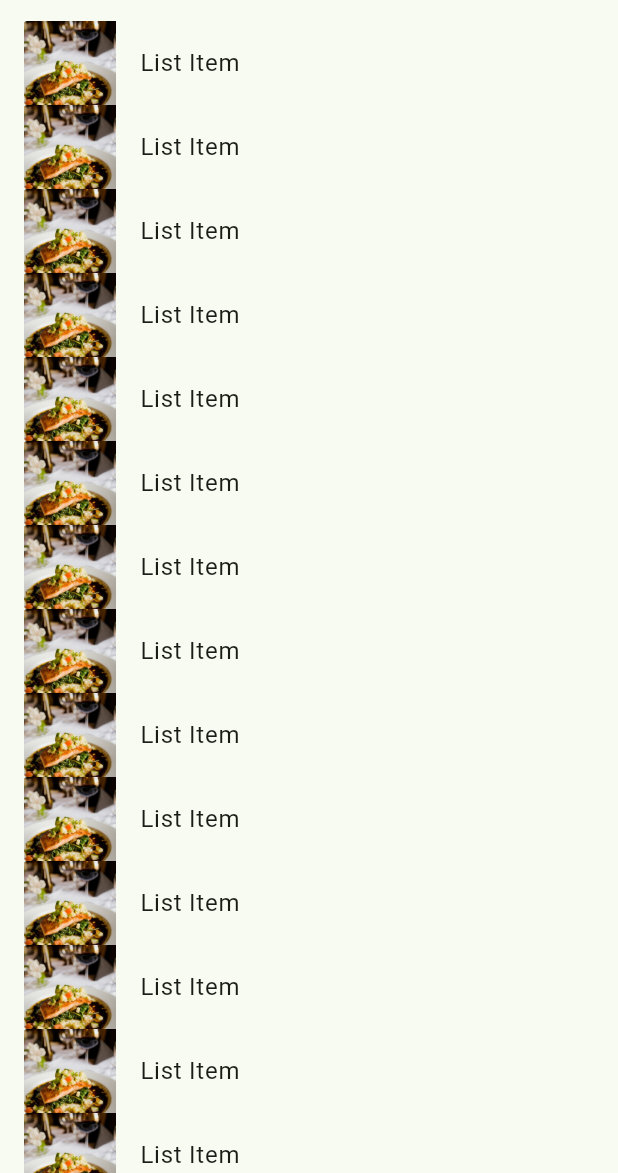
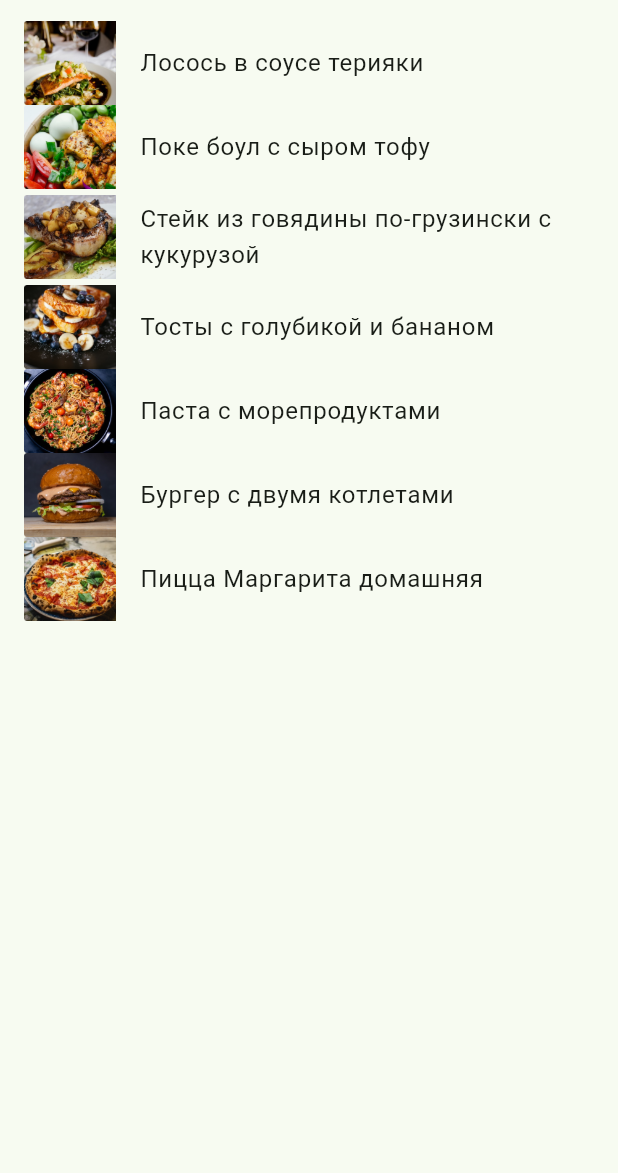
Before and after one commit to regso/receipts, a Flutter app: the screen it shows after launch, on a phone screen of 412 x 824 dp, the part 63-1236 px from its top. Run offline on Flutter 3.47's test engine with Material 2 defaults, Android fonts, the phone set to English and light mode, and no system bars.

Commit message:
Load list from json.

```diff
--- /dev/null
+++ b/assets/receipts.json
@@ -0,0 +1,37 @@
+[
+  {
+    "title": "Лосось в соусе терияки",
+    "cookingTimeMinutes": 45,
+    "imageLocation": "assets/images/receipt-1.png"
+  },
+  {
+    "title": "Поке боул с сыром тофу",
+    "cookingTimeMinutes": 30,
+    "imageLocation": "assets/images/receipt-2.png"
+  },
+  {
+    "title": "Стейк из говядины по-грузински с кукурузой",
+    "cookingTimeMinutes": 75,
+    "imageLocation": "assets/images/receipt-3.png"
+  },
+  {
+    "title": "Тосты с голубикой и бананом",
+    "cookingTimeMinutes": 45,
+    "imageLocation": "assets/images/receipt-4.png"
+  },
+  {
+    "title": "Паста с морепродуктами",
+    "cookingTimeMinutes": 25,
+    "imageLocation": "assets/images/receipt-5.png"
+  },
+  {
+    "title": "Бургер с двумя котлетами",
+    "cookingTimeMinutes": 60,
+    "imageLocation": "assets/images/receipt-6.png"
+  },
+  {
+    "title": "Пицца Маргарита домашняя",
+    "cookingTimeMinutes": 25,
+    "imageLocation": "assets/images/receipt-7.png"
+  }
+]
--- /dev/null
+++ b/lib/features/receipt_list/models/receipt_list_item_model.dart
@@ -0,0 +1,11 @@
+class ReceiptListItemModel {
+  final String title;
+  final int cookingTimeMinutes;
+  final String imageLocation;
+
+  ReceiptListItemModel({
+    required this.title,
+    required this.cookingTimeMinutes,
+    required this.imageLocation,
+  });
+}
--- a/lib/features/receipt_list/pages/receipt_list_page.dart
+++ b/lib/features/receipt_list/pages/receipt_list_page.dart
@@ -1,5 +1,5 @@
 import 'package:flutter/material.dart';
-import 'package:receipts/features/receipt_list/widgets/receipt_list_item.dart';
+import '../widgets/receipt_list.dart';
 
 class ReceiptListPage extends StatelessWidget {
   const ReceiptListPage({Key? key}) : super(key: key);
@@ -10,13 +10,9 @@ class ReceiptListPage extends StatelessWidget {
       appBar: AppBar(
         title: const Text('Receipts'),
       ),
-      body: SafeArea(
+      body: const SafeArea(
         child: SingleChildScrollView(
-          child: Column(
-            children: [
-              for (int i = 0; i < 100; i++) const ReceiptListItem(),
-            ],
-          ),
+          child: ReceiptList(),
         ),
       ),
     );
--- /dev/null
+++ b/lib/features/receipt_list/widgets/receipt_list.dart
@@ -0,0 +1,43 @@
+import 'package:flutter/material.dart';
+import '../models/receipt_list_item_model.dart';
+import '../repositories/receipt_list_repository.dart';
+import '../widgets/receipt_list_item.dart';
+
+class ReceiptList extends StatefulWidget {
+  const ReceiptList({Key? key}) : super(key: key);
+
+  @override
+  State<ReceiptList> createState() => _ReceiptListState();
+}
+
+class _ReceiptListState extends State<ReceiptList> {
+  @override
+  Widget build(BuildContext context) {
+    return FutureBuilder(
+      future: _getReceiptModels(),
+      builder: (
+        BuildContext context,
+        AsyncSnapshot<List<dynamic>> snapshot,
+      ) {
+        if (snapshot.hasData) {
+          List<ReceiptListItemModel> models =
+              (snapshot.data ?? []) as List<ReceiptListItemModel>;
+          return Column(
+            children: models
+                .map((ReceiptListItemModel model) =>
+                    ReceiptListItem(model: model))
+                .toList(),
+          );
+        } else if (snapshot.hasError) {
+          return const Text('Ошибка.');
+        }
+        return const Text('Загрузка данных.');
+      },
+    );
+  }
+
+  Future<List<ReceiptListItemModel>> _getReceiptModels() async {
+    ReceiptListRepository receiptListRepository = ReceiptListRepository();
+    return await receiptListRepository.getListItems();
+  }
+}
--- a/lib/features/receipt_list/widgets/receipt_list_item.dart
+++ b/lib/features/receipt_list/widgets/receipt_list_item.dart
@@ -1,13 +1,16 @@
 import 'package:flutter/material.dart';
+import '../models/receipt_list_item_model.dart';
 
 class ReceiptListItem extends StatelessWidget {
-  const ReceiptListItem({Key? key}) : super(key: key);
+  final ReceiptListItemModel model;
+
+  const ReceiptListItem({Key? key, required this.model}) : super(key: key);
 
   @override
   Widget build(BuildContext context) {
-    return const ListTile(
-      leading: Image(image: AssetImage('assets/images/receipt-1.png')),
-      title: Text('List Item'),
+    return ListTile(
+      leading: Image(image: AssetImage(model.imageLocation)),
+      title: Text(model.title),
     );
   }
 }
--- a/pubspec.yaml
+++ b/pubspec.yaml
@@ -60,9 +60,8 @@ flutter:
 
   # To add assets to your application, add an assets section, like this:
   assets:
-#    - assets/images/*.png
-#    - assets/images/receipt-1.png
     - assets/images/
+    - assets/receipts.json
 
   # An image asset can refer to one or more resolution-specific "variants", see
   # https://flutter.dev/assets-and-images/#resolution-aware
```
Also changed, not shown: lib/features/receipt_list/repositories/receipt_list_repository.dart (added, +19 -0 lines).
